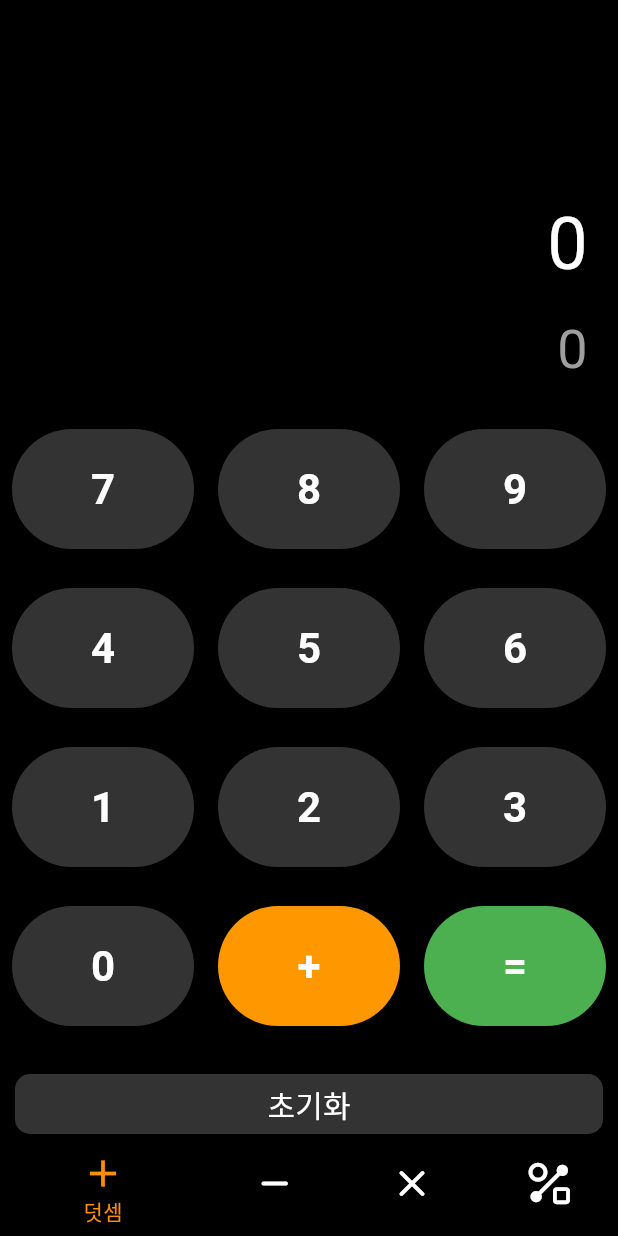
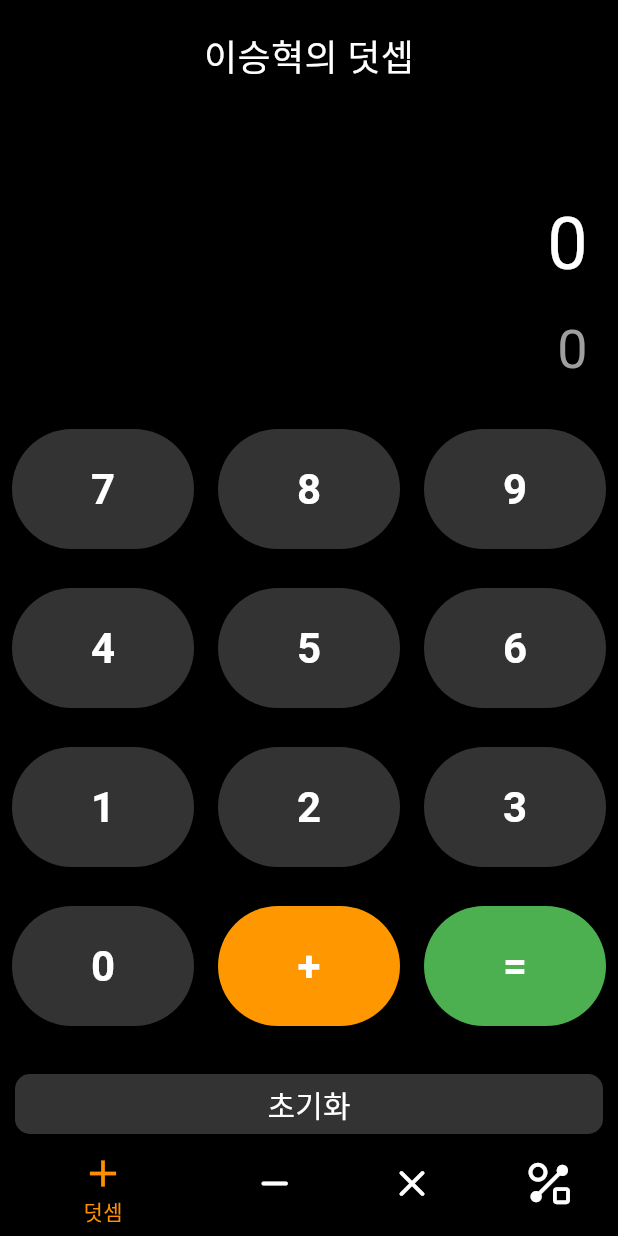
Before and after one commit to FlutterCalculat/Flutter, a Flutter app: the screen it shows after launch, on a phone screen of 412 x 824 dp. Run offline on Flutter 3.47's test engine with Material 3 defaults, Android fonts, the phone set to English and light mode, and no system bars; our stand-ins replace get_it.

Commit message:
add app bar in addition screen

```diff
--- a/lib/addition/screen/addition_screen.dart
+++ b/lib/addition/screen/addition_screen.dart
@@ -1,3 +1,4 @@
+import 'package:adder/view/custom_app_bar.dart';
 import 'package:flutter/material.dart';
 import 'package:adder/addition/component/addition_button.dart';
 import 'dart:math';
@@ -51,6 +52,7 @@ class _AdditionScreenState extends State<AdditionScreen> {
   Widget build(BuildContext context) {
     return Scaffold(
       backgroundColor: Colors.black,
+      appBar: CustomAppBar(name: "이승혁", type: "덧셉", background: Colors.black),
       body: Column(
         mainAxisAlignment: MainAxisAlignment.end,
         children: [
@@ -59,7 +61,7 @@ class _AdditionScreenState extends State<AdditionScreen> {
             flex: 2,
             child: Container(
               alignment: Alignment.bottomRight,
-              padding: EdgeInsets.all(20),
+              padding: EdgeInsets.fromLTRB(20, 0, 20, 20),
               child: Column(
                 mainAxisAlignment: MainAxisAlignment.end,
                 crossAxisAlignment: CrossAxisAlignment.end,
--- a/lib/view/custom_app_bar.dart
+++ b/lib/view/custom_app_bar.dart
@@ -3,19 +3,37 @@ import 'package:flutter/material.dart';
 class CustomAppBar extends StatelessWidget implements PreferredSizeWidget {
   final String name;
   final String type;
+  final Color background;
 
   const CustomAppBar({
     required this.name,
     required this.type,
+    this.background = Colors.white,
   });
+
+  Color _getTextColor(Color background) {
+    if(background == Colors.white){
+      return Colors.black;
+    }else{
+      return Colors.white;
+    }
+  }
 
   @override
   Widget build(BuildContext context) {
+    Color textColor = _getTextColor(background);
+
     return Container(
+      width: double.infinity,
+      color: background,
       child: Center(
         child: Padding(
-            padding: EdgeInsets.only(top: 20),
-            child: Text("$name의 $type", style: TextStyle(fontSize: 24))),
+          padding: EdgeInsets.only(top: 20),
+          child: Text(
+            "$name의 $type",
+            style: TextStyle(fontSize: 24, color: textColor),
+          ),
+        ),
       ),
     );
   }
```
